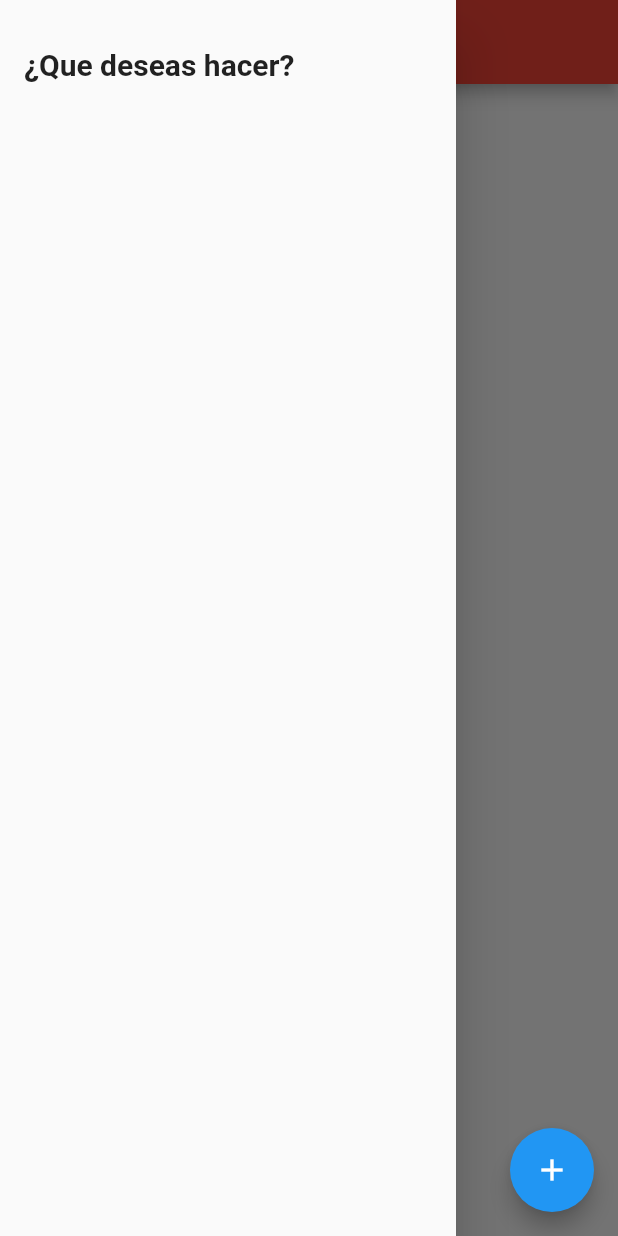
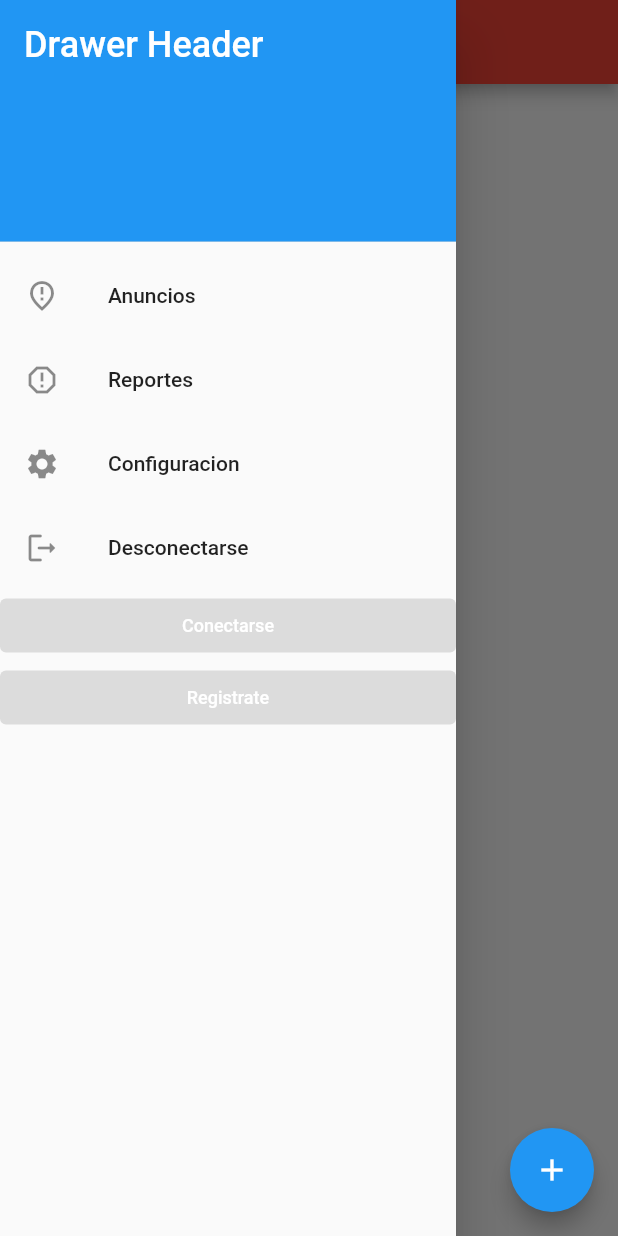
Before and after one commit to Isanfurg/minorc5, a Flutter app: the screen it shows after launch, with the side drawer open, on a phone screen of 412 x 824 dp. Run offline on Flutter 3.47's test engine with Material 2 defaults, Android fonts, the phone set to English and light mode, and no system bars; missing offline and left inert: camera_web.

Commit message:
side bar component
Add some buttons and links to the side bar to test

```diff
--- a/lib/components/side_bar.dart
+++ b/lib/components/side_bar.dart
@@ -4,47 +4,53 @@ class SideBar extends StatelessWidget {
   @override
   Widget build(BuildContext context) {
     return Drawer(
-      child: SingleChildScrollView(
-        child: Column(
-            crossAxisAlignment: CrossAxisAlignment.stretch,
-            children: <Widget>[
-              SizedBox(
-                width: 40,
+      child: ListView(
+        padding: EdgeInsets.zero,
+        children: const <Widget>[
+          DrawerHeader(
+            decoration: BoxDecoration(
+              color: Colors.blue,
+            ),
+            child: Text(
+              'Drawer Header',
+              style: TextStyle(
+                color: Colors.white,
+                fontSize: 24,
               ),
-              Header(),
-              Items(),
-            ]),
+            ),
+          ),
+          ListTile(
+            leading: Icon(Icons.fmd_bad_outlined),
+            title: Text('Anuncios'),
+          ),
+          ListTile(
+            leading: Icon(Icons.report_gmailerrorred),
+            title: Text('Reportes'),
+          ),
+          ListTile(
+            leading: Icon(Icons.settings),
+            title: Text('Configuracion'),
+          ),
+          ListTile(
+            leading: Icon(Icons.logout_rounded),
+            title: Text('Desconectarse'),
+          ),
+          ElevatedButton(
+            onPressed: null,
+            child: Text(
+              'Conectarse',
+              style: const TextStyle(fontSize: 12, color: Colors.white),
+            ),
+          ),
+          ElevatedButton(
+            onPressed: null,
+            child: Text(
+              'Registrate',
+              style: const TextStyle(fontSize: 12, color: Colors.white),
+            ),
+          ),
+        ],
       ),
     );
   }
 }
-
-class Header extends StatelessWidget {
-  @override
-  Widget build(BuildContext context) {
-    return Container(
-      child: Column(
-          crossAxisAlignment: CrossAxisAlignment.center,
-          children: <Widget>[
-            SizedBox(height: 15),
-            ListTile(
-              title: const Text(
-                '¿Que deseas hacer?',
-                style: TextStyle(
-                  fontSize: 20,
-                  fontWeight: FontWeight.bold,
-                ),
-              ),
-              onTap: () {},
-            )
-          ]),
-    );
-  }
-}
-
-class Items extends StatelessWidget {
-  @override
-  Widget build(BuildContext context) {
-    return Container();
-  }
-}
```
Also changed, not shown: 1 other file.
